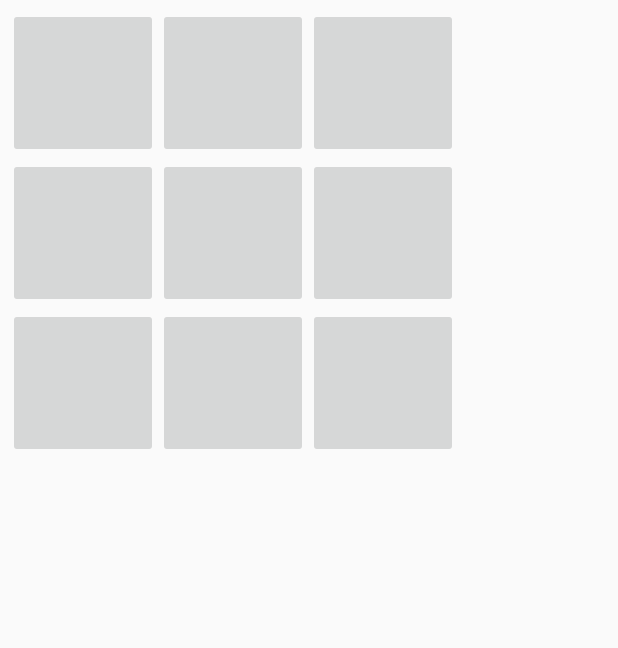
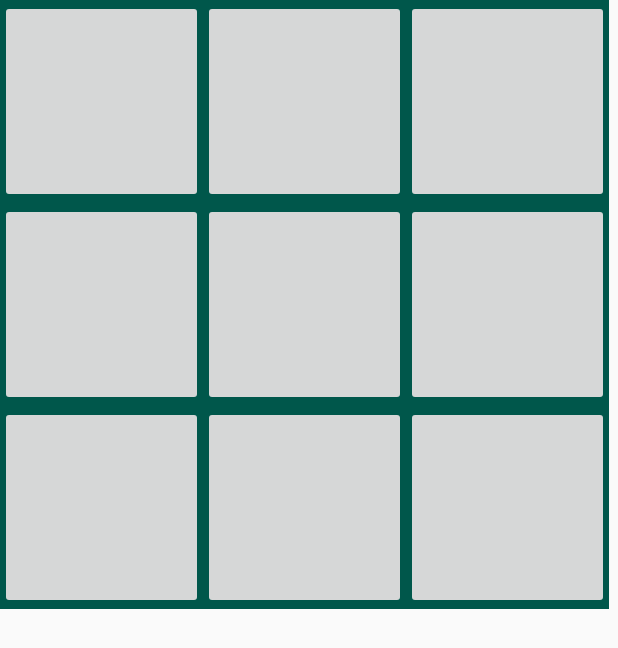
Before and after one commit to HenrikSandberg/TicTacToe, an Android app: the layout fragment_board.xml on its own in the app's theme, with its tools: preview values and no code run, on a phone screen of 412 x 824 dp. Shown: the top 648 px of the screen. Run offline under Robolectric (Android 15) with nearby library versions, the phone set to English and light mode, and no system bars.

Commit message:
Simple graphics are now working

```diff
--- a/app/src/main/AndroidManifest.xml
+++ b/app/src/main/AndroidManifest.xml
@@ -9,7 +9,7 @@
         android:roundIcon="@mipmap/ic_launcher_round"
         android:supportsRtl="true"
         android:theme="@style/AppTheme" >
-        <activity android:name=".MainActivity" >
+        <activity android:name=".model.GameActivity" >
             <intent-filter>
                 <action android:name="android.intent.action.MAIN" />
 
--- a/app/src/main/java/com/example/tictactoe/Controller/TicTakToe.kt
+++ b/app/src/main/java/com/example/tictactoe/controller/TicTakToe.kt
@@ -1,4 +1,4 @@
-package com.example.tictactoe
+package com.example.tictactoe.controller
 
 class TicTakToe{
     private var firstPlayersTurn = true
@@ -17,6 +17,8 @@ class TicTakToe{
         return false
     }
 
+    fun isItFirstTurn(): Boolean {return firstPlayersTurn}
+
     fun resetGame() {
         firstPlayersTurn = true
         game = arrayOf(
@@ -26,7 +28,7 @@ class TicTakToe{
         )
     }
 
-    private fun isEmpty(row: Int, column: Int): Boolean { return (game[row][column] == 0) }
+    fun isEmpty(row: Int, column: Int): Boolean { return (game[row][column] == 0) }
 
     fun noEmpty(): Boolean{
         (0..game.size).forEach { row ->
--- a/app/src/main/res/layout/fragment_board.xml
+++ b/app/src/main/res/layout/fragment_board.xml
@@ -1,73 +1,103 @@
 <?xml version="1.0" encoding="utf-8"?>
-<GridLayout xmlns:android="http://schemas.android.com/apk/res/android"
-            xmlns:grid="http://schemas.android.com/apk/res-auto"
-            android:id="@+id/gameGrid"
+
+<FrameLayout xmlns:android="http://schemas.android.com/apk/res/android"
+             xmlns:tools="http://schemas.android.com/tools"
+             android:layout_width="match_parent"
+             android:layout_height="match_parent"
+             tools:context=".model.GameActivity">
+
+    <GridLayout
+                android:id="@+id/grid_for_game"
                 android:layout_width="wrap_content"
                 android:layout_height="wrap_content"
                 android:layout_centerVertical="true"
                 android:layout_centerHorizontal="true"
-            android:padding="5dp"
-
-            grid:alignmentMode="alignBounds"
-            grid:columnCount="3"
-            grid:rowOrderPreserved="false"
-            grid:useDefaultMargins="true"
+                android:background="@color/colorPrimaryDark"
     >
         <ImageButton
                 android:layout_row="0"
                 android:layout_column="0"
-            android:layout_height="100dp"
-            android:layout_width="100dp"
-    />
+                android:tag="00"
+                android:layout_height="135sp"
+                android:layout_width="135sp"
+                android:scaleType="fitCenter"
+                android:adjustViewBounds="true"
+                android:contentDescription="TODO"/>
+
         <ImageButton
                 android:layout_row="0"
                 android:layout_column="1"
-            android:layout_height="100dp"
-            android:layout_width="100dp"
-    />
+                android:tag="01"
+                android:layout_height="135sp"
+                android:layout_width="135sp"
+                android:scaleType="fitCenter"
+                android:adjustViewBounds="true"
+                android:contentDescription="TODO"/>
         <ImageButton
                 android:layout_row="0"
                 android:layout_column="2"
-            android:layout_height="100dp"
-            android:layout_width="100dp"
-    />
+                android:tag="02"
+                android:layout_height="135sp"
+                android:layout_width="135sp"
+                android:scaleType="fitCenter"
+                android:adjustViewBounds="true"
+                android:contentDescription="TODO"/>
 
         <ImageButton
                 android:layout_row="1"
                 android:layout_column="0"
-            android:layout_height="100dp"
-            android:layout_width="100dp"
-    />
+                android:tag="10"
+                android:layout_height="135sp"
+                android:layout_width="135sp"
+                android:scaleType="fitCenter"
+                android:adjustViewBounds="true"
+                android:contentDescription="TODO"/>
         <ImageButton
                 android:layout_row="1"
                 android:layout_column="1"
-            android:layout_height="100dp"
-            android:layout_width="100dp"
-    />
+                android:tag="11"
+                android:layout_height="135sp"
+                android:layout_width="135sp"
+                android:scaleType="fitCenter"
+                android:adjustViewBounds="true"
+                android:contentDescription="TODO"/>
         <ImageButton
                 android:layout_row="1"
                 android:layout_column="2"
-            android:layout_height="100dp"
-            android:layout_width="100dp"
-    />
+                android:tag="12"
+                android:layout_height="135sp"
+                android:layout_width="135sp"
+                android:scaleType="fitCenter"
+                android:adjustViewBounds="true"
+                android:contentDescription="TODO"/>
 
         <ImageButton
                 android:layout_row="2"
                 android:layout_column="0"
-            android:layout_height="100dp"
-            android:layout_width="100dp"
-    />
+                android:tag="20"
+                android:layout_height="135sp"
+                android:layout_width="135sp"
+                android:scaleType="fitCenter"
+                android:adjustViewBounds="true"
+                android:contentDescription="TODO"/>
         <ImageButton
                 android:layout_row="2"
                 android:layout_column="1"
-            android:layout_height="100dp"
-            android:layout_width="100dp"
-    />
+                android:tag="21"
+                android:layout_height="135sp"
+                android:layout_width="135sp"
+                android:scaleType="fitCenter"
+                android:adjustViewBounds="true"
+                android:contentDescription="TODO"/>
         <ImageButton
                 android:layout_row="2"
                 android:layout_column="2"
-            android:layout_height="100dp"
-            android:layout_width="100dp"
-    />
+                android:tag="22"
+                android:layout_height="135sp"
+                android:layout_width="135sp"
+                android:scaleType="fitCenter"
+                android:adjustViewBounds="true"
+                android:contentDescription="TODO"/>
 
     </GridLayout>
+</FrameLayout>
```
Also changed, not shown: app/src/main/java/com/example/tictactoe/Model/BoardFragment.kt (deleted, +0 -23 lines), app/src/main/java/com/example/tictactoe/model/BoardFragment.kt (added, +54 -0 lines), app/src/main/java/com/example/tictactoe/model/GameActivity.kt (renamed from app/src/main/java/com/example/tictactoe/Model/MainActivity.kt, +4 -3 lines), app/src/main/res/layout/activity_game.xml (added, +19 -0 lines), app/src/main/res/layout/activity_main.xml (deleted, +0 -19 lines), app/src/main/res/drawable-v24/o.png (added), app/src/main/res/drawable-v24/x.png (added). Lines whose indentation alone changed are shown as unchanged.
